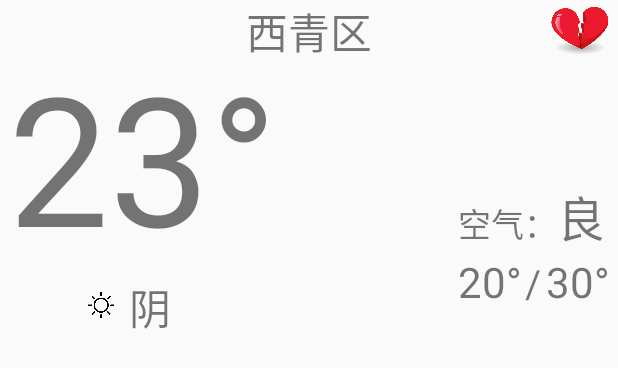
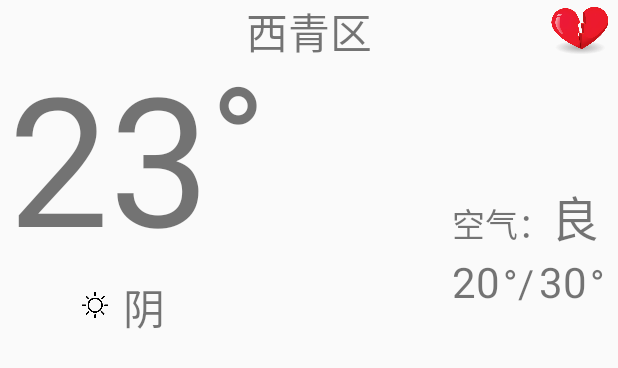
Before and after one commit to zhongying1995/MineWeather, an Android app: the layout includ_weather_main_layout.xml on its own in the app's theme, with its tools: preview values and no code run, on a phone screen of 412 x 824 dp. Shown: the top 368 px of the screen. Run offline under Robolectric (Android 15) with nearby library versions, the light colour scheme and no system bars.

```diff
--- a/app/src/main/AndroidManifest.xml
+++ b/app/src/main/AndroidManifest.xml
@@ -19,6 +19,9 @@
                 <category android:name="android.intent.category.LAUNCHER" />
             </intent-filter>
         </activity>
+        <activity android:name=".activity.WeatherActivity"/>
+
+
     </application>
 
 </manifest>
--- a/app/src/main/java/com/zhongying/mineweather/gson/HeWeather.java
+++ b/app/src/main/java/com/zhongying/mineweather/gson/HeWeather.java
@@ -23,7 +23,7 @@ public class HeWeather {
     public List<DailyForecast> dailyForecastList;
 
     @SerializedName("hourly_forecast")
-    public HourlyForecast hourlyForcast;
+    public List<HourlyForecast> hourlyForecastList;
 
     @SerializedName("now")
     public Now now;
--- a/app/src/main/java/com/zhongying/mineweather/gson/HourlyForecast.java
+++ b/app/src/main/java/com/zhongying/mineweather/gson/HourlyForecast.java
@@ -9,11 +9,13 @@ import com.google.gson.annotations.SerializedName;
 public class HourlyForecast {
 
     @SerializedName("tmp")
-    public String temperation;
+    public String temperature;
 
     @SerializedName("wind")
     public Wind wind;
 
     @SerializedName("cond")
     public Condition cond;
+
+
 }
--- a/app/src/main/res/layout/activity_weather_layout.xml
+++ b/app/src/main/res/layout/activity_weather_layout.xml
@@ -3,11 +3,7 @@
     xmlns:tools="http://schemas.android.com/tools"
     android:layout_width="match_parent"
     android:layout_height="match_parent">
-    <ImageView
-        android:id="@+id/background_picture_iv"
-        android:layout_width="match_parent"
-        android:layout_height="match_parent"
-        android:scaleType="centerCrop"/>
+
     <fragment
         android:id="@+id/weather_fragment"
         android:layout_width="match_parent"
--- a/app/src/main/res/layout/includ_weather_main_layout.xml
+++ b/app/src/main/res/layout/includ_weather_main_layout.xml
@@ -28,13 +28,24 @@
         android:layout_height="wrap_content"
         android:layout_marginTop="24dp"
         android:orientation="vertical">
-        <TextView
-            android:id="@+id/now_temp_tv"
+        <RelativeLayout
             android:layout_width="wrap_content"
             android:layout_height="0dp"
-            android:layout_weight="3"
-            android:text="23°"
-            android:textSize="120sp" />
+            android:layout_weight="3">
+            <TextView
+                android:id="@+id/now_temp_tv"
+                android:layout_width="wrap_content"
+                android:layout_height="wrap_content"
+                android:text="23"
+                android:textSize="120sp" />
+            <TextView
+                android:layout_width="wrap_content"
+                android:layout_height="wrap_content"
+                android:layout_toRightOf="@+id/now_temp_tv"
+                android:text="°"
+                android:textSize="100sp"/>
+        </RelativeLayout>
+
 
         <LinearLayout
             android:layout_width="wrap_content"
@@ -97,7 +108,7 @@
                 android:id="@+id/min_temp_tv"
                 android:layout_width="wrap_content"
                 android:layout_height="wrap_content"
-                android:text="20°"
+                android:text="20"
                 android:textSize="28sp" />
 
             <TextView
@@ -105,15 +116,22 @@
                 android:layout_height="wrap_content"
                 android:layout_marginLeft="2dp"
                 android:layout_marginRight="3dp"
-                android:text="/"
+                android:text="°/"
                 android:textSize="26sp" />
 
             <TextView
                 android:id="@+id/max_temp_tv"
                 android:layout_width="wrap_content"
                 android:layout_height="wrap_content"
-                android:text="30°"
+                android:text="30"
                 android:textSize="28sp" />
+            <TextView
+                android:layout_width="wrap_content"
+                android:layout_height="wrap_content"
+                android:layout_marginLeft="2dp"
+                android:layout_marginRight="3dp"
+                android:text="°"
+                android:textSize="26sp" />
         </LinearLayout>
     </LinearLayout>
 
--- a/app/src/main/res/values/strings.xml
+++ b/app/src/main/res/values/strings.xml
@@ -1,4 +1,4 @@
 <resources>
-    <string name="app_name">MineWeather</string>
+    <string name="app_name">文字天气</string>
     <string name="expert_sugg">天气较好，温度适宜，总体来说还是好天气哦，这样的天气适宜旅游，您可以尽情地享受大自然的风光。</string>
 </resources>
```
Also changed, not shown: app/src/main/java/com/zhongying/mineweather/activity/WeatherActivity.java (+0 -66 lines), app/src/main/java/com/zhongying/mineweather/fragment/AreaFragment.java (+63 -5 lines), app/src/main/java/com/zhongying/mineweather/fragment/WeatherFragment.java (+12 -10 lines), app/src/main/java/com/zhongying/mineweather/gson/DailyForecast.java (+9 -2 lines), app/src/main/java/com/zhongying/mineweather/utily/Utilies.java (+16 -2 lines), app/src/main/res/layout/fragment_choose_area_layout.xml (+15 -4 lines), app/src/main/res/layout/includ_weather_nexthour_layout.xml (+10 -4 lines), 1 other file.
